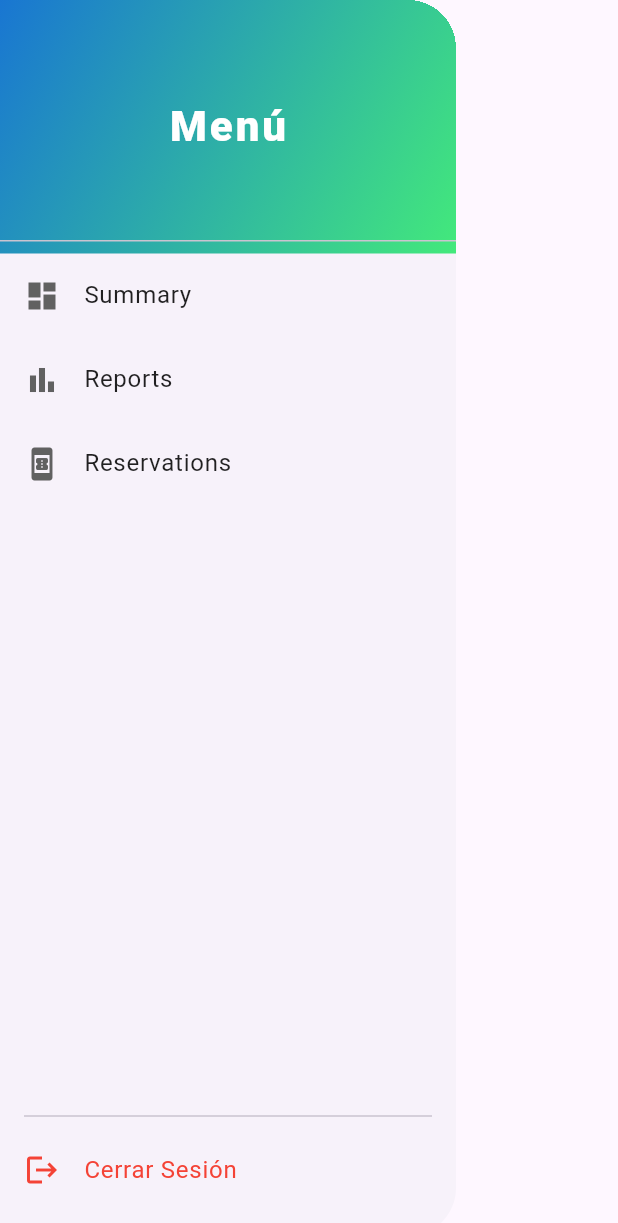
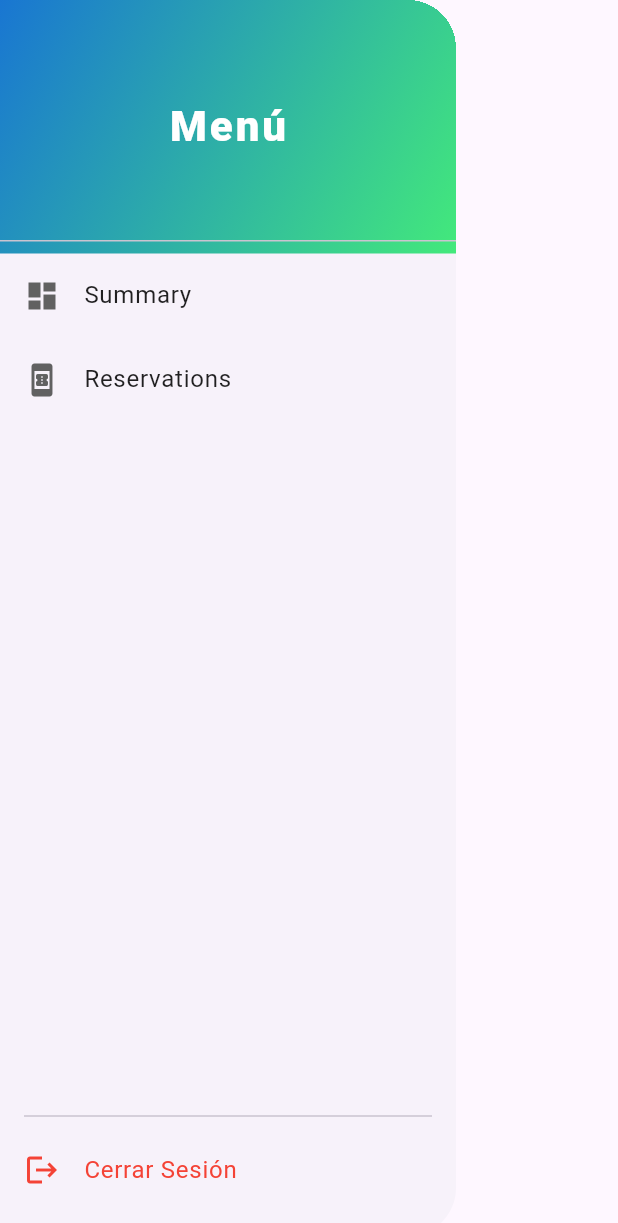
Before and after one commit to ExperimentDesign/eduspace-mobile, a Flutter app: the TeachersAppDrawer widget shown alone on an empty page, opened directly, on a phone screen of 412 x 824 dp. Shown: the top 1223 px of the screen. Run offline on Flutter 3.47's test engine with Material 3 defaults, Android fonts, the light colour scheme and no system bars; our stand-ins replace jwt_decoder, shared_preferences; accounts and stored records are empty; network calls fail.

Commit message:
update: remove unused route

```diff
--- a/lib/widgets/teachers_app_drawer.dart
+++ b/lib/widgets/teachers_app_drawer.dart
@@ -70,7 +70,6 @@ class TeachersAppDrawer extends StatelessWidget {
             ),
           ),
           buildTile(icon: Icons.dashboard, title: 'Summary', route: '/summary'),
-          buildTile(icon: Icons.bar_chart, title: 'Reports', route: '/reports'),
           buildTile(icon: Icons.book_online, title: 'Reservations', route: '/reservations'),
           const Spacer(),
           const Divider(thickness: 1, indent: 16, endIndent: 16),
```
